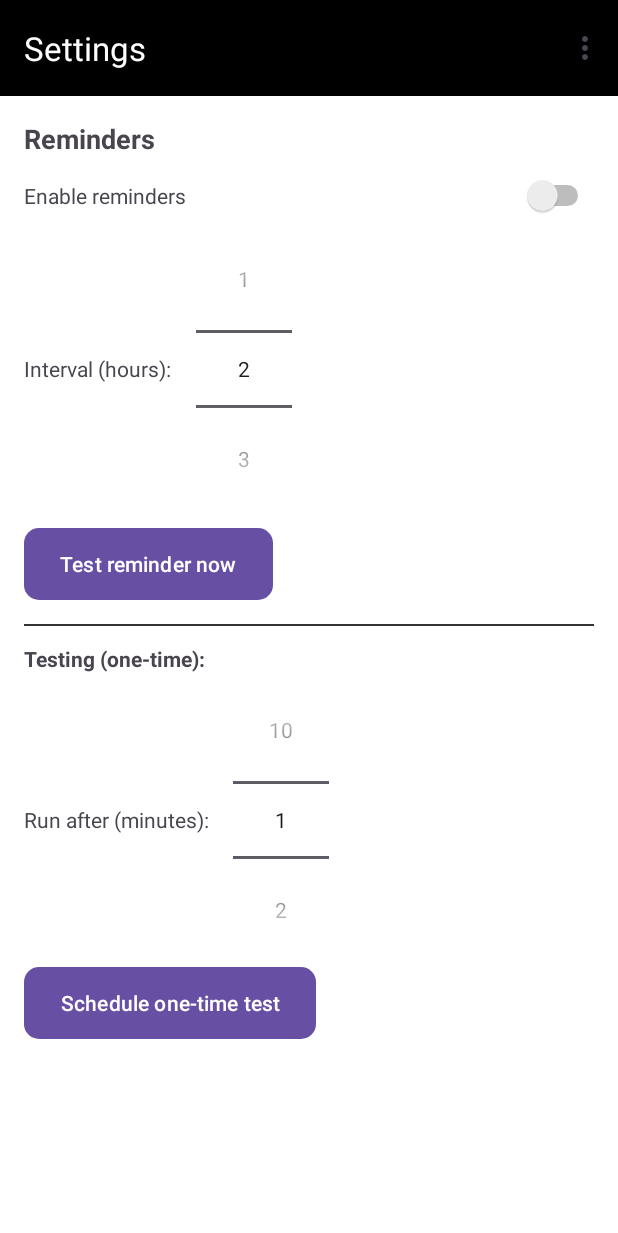
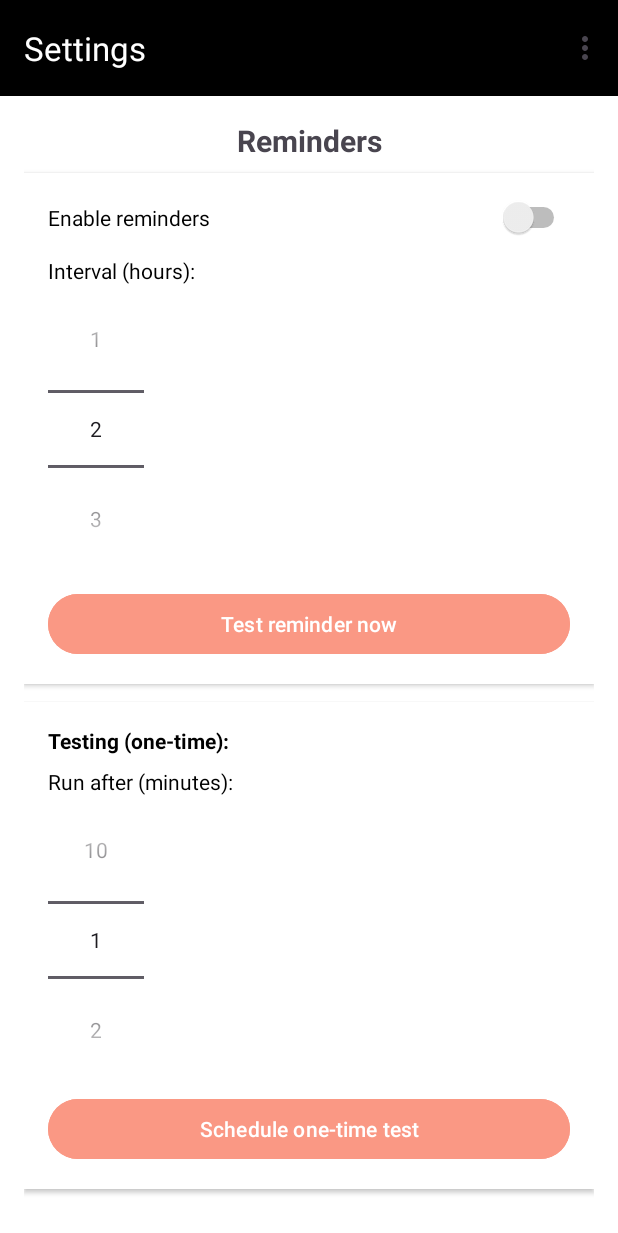
Before and after one commit to theshanGeeth123/LifeWellnessAppV2, an Android app: the HabitListFragment screen opened directly, with no data from a screen before it, in the options menu, after a tap on "Settings", on a phone screen of 412 x 824 dp. Shown: the top 1233 px of the screen. Run offline under Robolectric (Android 15) with nearby library versions, the phone set to English and light mode, and no system bars; 2 statements that could not run were skipped.

Commit message:
Changed the design

```diff
--- a/android-test/app/src/main/res/layout/fragment_habit_list.xml
+++ b/android-test/app/src/main/res/layout/fragment_habit_list.xml
@@ -5,6 +5,7 @@
     android:id="@+id/root"
     android:layout_width="match_parent"
     android:background="@color/white"
+    android:backgroundTint="#FFF8F7"
     android:layout_height="match_parent">
 
     <!-- Content column -->
@@ -26,6 +27,8 @@
             android:orientation="horizontal"
             android:layout_width="match_parent"
             android:layout_height="wrap_content"
+            android:padding="8dp"
+            android:background="@color/white"
             android:gravity="center_vertical"
             android:layout_marginTop="5dp"
             >
@@ -70,7 +73,9 @@
             android:layout_width="wrap_content"
             android:layout_height="wrap_content"
             android:orientation="horizontal"
-            android:layout_marginTop="0dp">
+            android:background="@color/white"
+            android:padding="8dp"
+            android:layout_marginTop="10dp">
 
             <TextView
                 android:layout_width="wrap_content"
@@ -78,7 +83,8 @@
                 android:paddingTop="30dp"
                 android:paddingRight="0dp"
                 android:maxWidth="200dp"
-                android:textColor="@color/black"
+                android:textStyle="bold"
+                android:textColor="#919090"
                 android:textSize="13sp"
                 android:text="The Habits Tracking App is a simple and user-friendly tool designed to help individuals build and maintain positive daily routines."
                 />
@@ -121,6 +127,8 @@
         <androidx.recyclerview.widget.RecyclerView
             android:id="@+id/rvHabits"
             android:layout_width="match_parent"
+            android:background="@color/white"
+            android:padding="8dp"
             android:layout_height="0dp"
             android:layout_marginTop="10dp"
             android:layout_weight="1"
@@ -135,6 +143,7 @@
         android:layout_width="wrap_content"
         android:layout_height="wrap_content"
         android:contentDescription="Add habit"
+        app:backgroundTint="#F78686"
         app:srcCompat="@android:drawable/ic_input_add"
         android:layout_margin="16dp"
         app:layout_anchor="@id/content"
--- a/android-test/app/src/main/res/layout/fragment_mood_list.xml
+++ b/android-test/app/src/main/res/layout/fragment_mood_list.xml
@@ -26,6 +26,7 @@
         android:layout_width="wrap_content"
         android:layout_height="wrap_content"
         android:contentDescription="@string/add_mood"
+        app:backgroundTint="#F78686"
         app:srcCompat="@android:drawable/ic_input_add"
         android:layout_margin="16dp"
         android:layout_gravity="bottom|end" />
--- a/android-test/app/src/main/res/layout/fragment_settings.xml
+++ b/android-test/app/src/main/res/layout/fragment_settings.xml
@@ -1,94 +1,137 @@
 <?xml version="1.0" encoding="utf-8"?>
 <ScrollView xmlns:android="http://schemas.android.com/apk/res/android"
-    android:layout_width="match_parent" android:layout_height="match_parent">
+    android:layout_width="match_parent"
+    android:layout_height="match_parent"
+    android:fillViewport="true">
 
     <LinearLayout
         android:orientation="vertical"
         android:padding="16dp"
-        android:layout_width="match_parent" android:layout_height="wrap_content">
+        android:layout_width="match_parent"
+        android:layout_height="wrap_content">
 
+        <!-- Title -->
         <TextView
             android:text="Reminders"
             android:textStyle="bold"
-            android:textSize="18sp"
-            android:layout_width="wrap_content" android:layout_height="wrap_content"/>
+            android:textSize="20sp"
+            android:layout_width="match_parent"
+            android:layout_height="wrap_content"
+            android:gravity="center"
+            android:paddingBottom="8dp" />
+
+        <!-- Card: Periodic reminders -->
+        <LinearLayout
+            android:layout_width="match_parent"
+            android:layout_height="wrap_content"
+            android:orientation="vertical"
+            android:background="#FFFFFF"
+            android:elevation="2dp"
+            android:padding="16dp">
 
             <!-- Enable/disable periodic reminders -->
             <LinearLayout
-            android:layout_width="match_parent" android:layout_height="wrap_content"
+                android:layout_width="match_parent"
+                android:layout_height="wrap_content"
                 android:orientation="horizontal"
-            android:paddingTop="12dp"
                 android:gravity="center_vertical">
 
                 <TextView
                     android:text="Enable reminders"
-                android:layout_width="0dp" android:layout_height="wrap_content"
-                android:layout_weight="1"/>
+                    android:textColor="@color/black"
+                    android:layout_width="0dp"
+                    android:layout_height="wrap_content"
+                    android:layout_weight="1" />
 
                 <Switch
                     android:id="@+id/switchEnable"
-                android:layout_width="wrap_content" android:layout_height="wrap_content"/>
+                    android:layout_width="wrap_content"
+                    android:layout_height="wrap_content" />
             </LinearLayout>
 
             <!-- Interval in hours for periodic WorkManager -->
             <LinearLayout
-            android:layout_width="match_parent" android:layout_height="wrap_content"
-            android:orientation="horizontal"
-            android:paddingTop="12dp"
-            android:gravity="center_vertical">
+                android:layout_width="match_parent"
+                android:layout_height="wrap_content"
+                android:orientation="vertical"
+                android:paddingTop="12dp">
 
                 <TextView
                     android:text="Interval (hours):"
-                android:layout_width="wrap_content" android:layout_height="wrap_content"/>
+                    android:textColor="@color/black"
+                    android:layout_width="match_parent"
+                    android:layout_height="wrap_content" />
 
                 <NumberPicker
                     android:id="@+id/npHours"
-                android:layout_width="wrap_content" android:layout_height="wrap_content"
-                android:layout_marginStart="16dp"/>
+                    android:layout_width="wrap_content"
+                    android:layout_height="wrap_content"
+                    android:layout_marginTop="6dp" />
             </LinearLayout>
 
             <!-- Immediate test -->
             <Button
                 android:id="@+id/btnTestNow"
                 android:text="Test reminder now"
-            android:background="@drawable/main_button1"
-            android:layout_width="wrap_content" android:layout_height="wrap_content"
-            android:layout_marginTop="16dp"/>
+                android:layout_width="match_parent"
+                android:layout_height="wrap_content"
+                android:layout_marginTop="16dp"
+                android:backgroundTint="#FA9884" />
+        </LinearLayout>
 
-        <!-- One-time test in minutes -->
+        <!-- Spacing between cards -->
         <View
-            android:layout_width="match_parent" android:layout_height="1dp"
-            android:layout_marginTop="16dp" android:background="#333333"/>
+            android:layout_width="match_parent"
+            android:layout_height="12dp" />
+
+        <!-- Card: One-time testing -->
+        <LinearLayout
+            android:layout_width="match_parent"
+            android:layout_height="wrap_content"
+            android:orientation="vertical"
+            android:background="#FFFFFF"
+            android:elevation="2dp"
+            android:padding="16dp">
 
             <TextView
                 android:text="Testing (one-time):"
                 android:textStyle="bold"
-            android:layout_marginTop="12dp"
-            android:layout_width="wrap_content" android:layout_height="wrap_content"/>
+                android:textColor="@color/black"
+                android:layout_width="match_parent"
+                android:layout_height="wrap_content" />
 
             <LinearLayout
-            android:layout_width="match_parent" android:layout_height="wrap_content"
-            android:orientation="horizontal"
-            android:paddingTop="8dp"
-            android:gravity="center_vertical">
+                android:layout_width="match_parent"
+                android:layout_height="wrap_content"
+                android:orientation="vertical"
+                android:paddingTop="8dp">
 
                 <TextView
                     android:text="Run after (minutes):"
-                android:layout_width="wrap_content" android:layout_height="wrap_content"/>
+                    android:textColor="@color/black"
+                    android:layout_width="match_parent"
+                    android:layout_height="wrap_content" />
 
                 <NumberPicker
                     android:id="@+id/npTestMinutes"
-                android:layout_width="wrap_content" android:layout_height="wrap_content"
-                android:layout_marginStart="16dp"/>
+                    android:layout_width="wrap_content"
+                    android:layout_height="wrap_content"
+                    android:layout_marginTop="6dp" />
             </LinearLayout>
 
             <Button
                 android:id="@+id/btnTestAfterMinutes"
                 android:text="Schedule one-time test"
-            android:background="@drawable/main_button1"
-            android:layout_width="wrap_content" android:layout_height="wrap_content"
-            android:layout_marginTop="8dp"/>
+                android:backgroundTint="#FA9884"
+                android:layout_width="match_parent"
+                android:layout_height="wrap_content"
+                android:layout_marginTop="12dp" />
+        </LinearLayout>
 
+        <!-- Bottom padding for safe scroll -->
+        <View
+            android:layout_width="match_parent"
+            android:layout_height="8dp" />
 
     </LinearLayout>
 </ScrollView>
```
Lines whose indentation alone changed are shown as unchanged.
